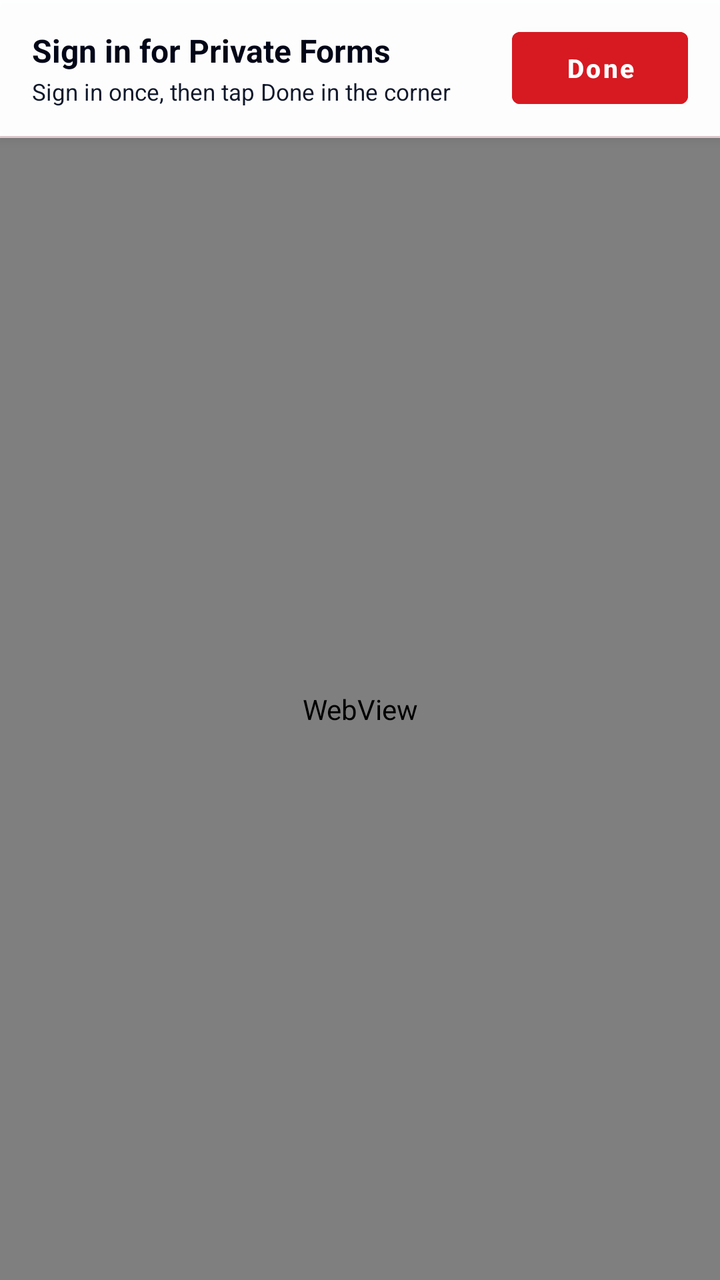
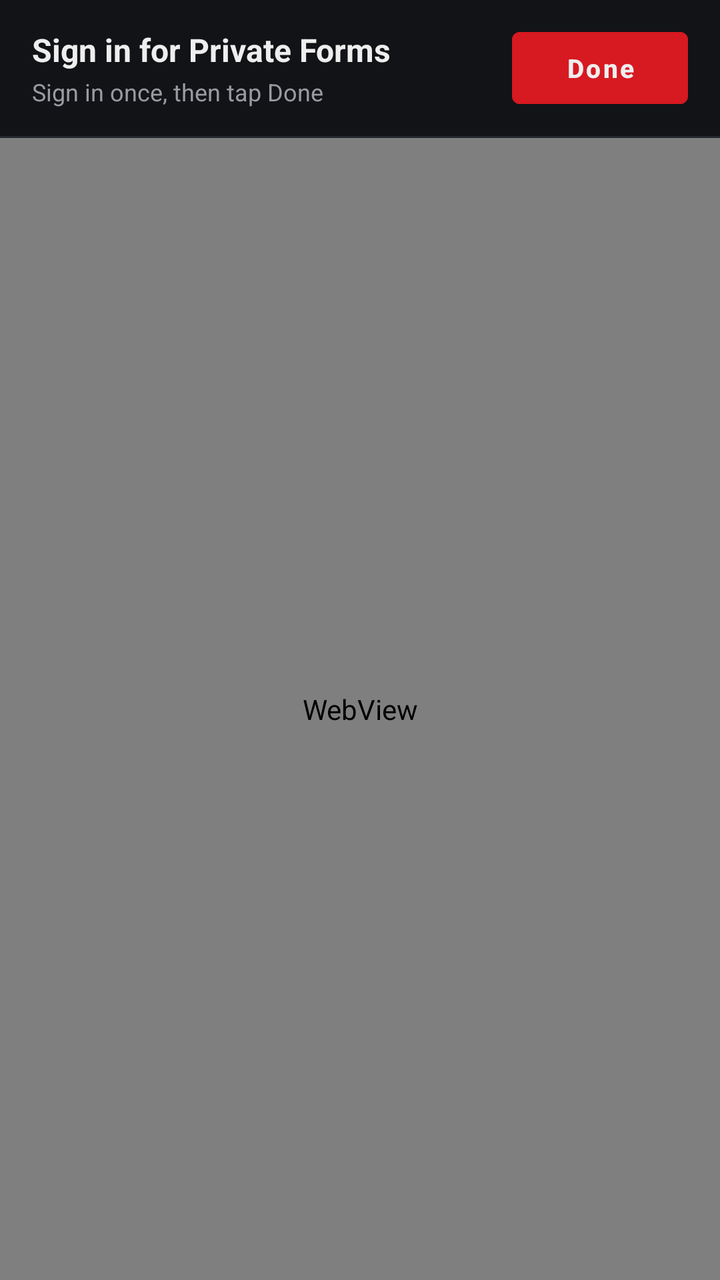

Two renders of the same Android screen: before a commit and after it. Below are the layout's source before the change and the commit's diff.
<!-- AndroidManifest.xml: activity theme Theme.OmniSolveOverlay -->
<!-- res/layout/activity_login.xml -->
<?xml version="1.0" encoding="utf-8"?>
<androidx.constraintlayout.widget.ConstraintLayout xmlns:android="http://schemas.android.com/apk/res/android"
    xmlns:app="http://schemas.android.com/apk/res-auto"
    android:layout_width="match_parent"
    android:layout_height="match_parent"
    android:fitsSystemWindows="true"
    android:background="#F4F8FD">

    
    <androidx.constraintlayout.widget.ConstraintLayout
        android:id="@+id/login_header_surface"
        android:layout_width="0dp"
        android:layout_height="wrap_content"
        android:minHeight="60dp"
        android:background="#F5FFFFFF"
        android:elevation="4dp"
        android:paddingStart="16dp"
        android:paddingEnd="16dp"
        android:paddingTop="10dp"
        android:paddingBottom="10dp"
        app:layout_constraintStart_toStartOf="parent"
        app:layout_constraintEnd_toEndOf="parent"
        app:layout_constraintTop_toTopOf="parent"
        app:layout_constraintWidth_max="600dp">

            <TextView
                android:id="@+id/tv_login_header_title"
                android:layout_width="0dp"
                android:layout_height="wrap_content"
                android:layout_marginEnd="12dp"
                android:gravity="center_vertical|start"
                android:text="@string/login_header_title"
                android:textColor="#020617"
                android:textSize="16sp"
                android:textStyle="bold"
                android:maxLines="1"
                android:ellipsize="end"
                app:layout_constraintStart_toStartOf="parent"
                app:layout_constraintEnd_toStartOf="@id/btn_login_done"
                app:layout_constraintTop_toTopOf="parent"
                app:layout_constraintBottom_toTopOf="@id/tv_login_header_subtitle"
                app:layout_constraintVertical_chainStyle="packed" />

            <TextView
                android:id="@+id/tv_login_header_subtitle"
                android:layout_width="0dp"
                android:layout_height="wrap_content"
                android:layout_marginEnd="12dp"
                android:layout_marginTop="2dp"
                android:gravity="center_vertical|start"
                android:text="Sign in once, then tap Done in the corner"
                android:textColor="#0F172A"
                android:textSize="11.5sp"
                android:maxLines="2"
                android:ellipsize="end"
                app:layout_constraintStart_toStartOf="parent"
                app:layout_constraintEnd_toStartOf="@id/btn_login_done"
                app:layout_constraintTop_toBottomOf="@id/tv_login_header_title"
                app:layout_constraintBottom_toBottomOf="parent" />

            <Button
                android:id="@+id/btn_login_done"
                android:layout_width="wrap_content"
                android:layout_height="wrap_content"
                android:minWidth="88dp"
                android:minHeight="48dp"
                android:paddingStart="16dp"
                android:paddingEnd="16dp"
                android:paddingTop="8dp"
                android:paddingBottom="8dp"
                android:gravity="center"
                android:maxLines="1"
                android:ellipsize="end"
                android:backgroundTint="#D71921"
                android:text="@string/login_done_button"
                android:textAllCaps="false"
                android:textColor="#FFFFFF"
                android:textSize="13sp"
                android:textStyle="bold"
                app:layout_constraintEnd_toEndOf="parent"
                app:layout_constraintTop_toTopOf="parent"
                app:layout_constraintBottom_toBottomOf="parent" />

        </androidx.constraintlayout.widget.ConstraintLayout>

    <View
        android:id="@+id/login_header_divider"
        android:layout_width="0dp"
        android:layout_height="1dp"
        android:background="#22D71921"
        app:layout_constraintStart_toStartOf="parent"
        app:layout_constraintEnd_toEndOf="parent"
        app:layout_constraintTop_toBottomOf="@id/login_header_surface" />

    <ProgressBar
        android:id="@+id/login_progress_bar"
        style="?android:attr/progressBarStyleHorizontal"
        android:layout_width="0dp"
        android:layout_height="3dp"
        android:indeterminate="false"
        android:max="100"
        android:progressTint="#D71921"
        android:progressBackgroundTint="#E2E8F0"
        android:visibility="gone"
        app:layout_constraintStart_toStartOf="parent"
        app:layout_constraintEnd_toEndOf="parent"
        app:layout_constraintTop_toBottomOf="@id/login_header_divider" />

    
    <WebView
        android:id="@+id/login_webview"
        android:layout_width="0dp"
        android:layout_height="0dp"
        app:layout_constraintStart_toStartOf="parent"
        app:layout_constraintEnd_toEndOf="parent"
        app:layout_constraintTop_toBottomOf="@id/login_progress_bar"
        app:layout_constraintBottom_toBottomOf="parent" />

</androidx.constraintlayout.widget.ConstraintLayout>
<!-- resources referenced by this layout -->
<resources>
  <string name="login_done_button">Done</string>
  <string name="login_header_title">Sign in for Private Forms</string>
  <style name="Theme.OmniSolveOverlay" parent="Theme.MaterialComponents.Light.NoActionBar">
          <item name="colorPrimary">#D71921</item>
          <item name="colorPrimaryDark">#0A0A0C</item>
          <item name="colorSecondary">#D71921</item>
          <item name="colorAccent">#D71921</item>
          <item name="android:statusBarColor">@android:color/transparent</item>
          <item name="android:navigationBarColor">@android:color/transparent</item>
          <item name="android:windowBackground">@color/light_bg_canvas</item>
          <item name="android:windowDrawsSystemBarBackgrounds">true</item>
          <item name="android:windowLightStatusBar">true</item>
          <item name="android:windowLightNavigationBar">true</item>
          <item name="android:forceDarkAllowed">false</item>
      </style>
  <color name="light_bg_canvas">#F0F4FA</color>
</resources>

<!-- the commit's change to res/layout/activity_login.xml (unified diff, before → after) -->
@@ -4,7 +4,7 @@
     android:layout_width="match_parent"
     android:layout_height="match_parent"
     android:fitsSystemWindows="true"
-    android:background="#F4F8FD">
+    android:background="#0A0A0C">
 
     
     <androidx.constraintlayout.widget.ConstraintLayout
@@ -12,8 +12,7 @@
         android:layout_width="0dp"
         android:layout_height="wrap_content"
         android:minHeight="60dp"
-        android:background="#F5FFFFFF"
-        android:elevation="4dp"
+        android:background="#121316"
         android:paddingStart="16dp"
         android:paddingEnd="16dp"
         android:paddingTop="10dp"
@@ -23,71 +22,71 @@
         app:layout_constraintTop_toTopOf="parent"
         app:layout_constraintWidth_max="600dp">
 
-            <TextView
-                android:id="@+id/tv_login_header_title"
-                android:layout_width="0dp"
-                android:layout_height="wrap_content"
-                android:layout_marginEnd="12dp"
-                android:gravity="center_vertical|start"
-                android:text="@string/login_header_title"
-                android:textColor="#020617"
-                android:textSize="16sp"
-                android:textStyle="bold"
-                android:maxLines="1"
-                android:ellipsize="end"
-                app:layout_constraintStart_toStartOf="parent"
-                app:layout_constraintEnd_toStartOf="@id/btn_login_done"
-                app:layout_constraintTop_toTopOf="parent"
-                app:layout_constraintBottom_toTopOf="@id/tv_login_header_subtitle"
-                app:layout_constraintVertical_chainStyle="packed" />
+        <TextView
+            android:id="@+id/tv_login_header_title"
+            android:layout_width="0dp"
+            android:layout_height="wrap_content"
+            android:layout_marginEnd="12dp"
+            android:gravity="center_vertical|start"
+            android:text="@string/login_header_title"
+            android:textColor="#EEEEEE"
+            android:textSize="16sp"
+            android:textStyle="bold"
+            android:maxLines="1"
+            android:ellipsize="end"
+            app:layout_constraintStart_toStartOf="parent"
+            app:layout_constraintEnd_toStartOf="@id/btn_login_done"
+            app:layout_constraintTop_toTopOf="parent"
+            app:layout_constraintBottom_toTopOf="@id/tv_login_header_subtitle"
+            app:layout_constraintVertical_chainStyle="packed" />
 
-            <TextView
-                android:id="@+id/tv_login_header_subtitle"
-                android:layout_width="0dp"
-                android:layout_height="wrap_content"
-                android:layout_marginEnd="12dp"
-                android:layout_marginTop="2dp"
-                android:gravity="center_vertical|start"
-                android:text="Sign in once, then tap Done in the corner"
-                android:textColor="#0F172A"
-                android:textSize="11.5sp"
-                android:maxLines="2"
-                android:ellipsize="end"
-                app:layout_constraintStart_toStartOf="parent"
-                app:layout_constraintEnd_toStartOf="@id/btn_login_done"
-                app:layout_constraintTop_toBottomOf="@id/tv_login_header_title"
-                app:layout_constraintBottom_toBottomOf="parent" />
+        <TextView
+            android:id="@+id/tv_login_header_subtitle"
+            android:layout_width="0dp"
+            android:layout_height="wrap_content"
+            android:layout_marginEnd="12dp"
+            android:layout_marginTop="2dp"
+            android:gravity="center_vertical|start"
+            android:text="Sign in once, then tap Done"
+            android:textColor="#9A9AA2"
+            android:textSize="12sp"
+            android:maxLines="2"
+            android:ellipsize="end"
+            app:layout_constraintStart_toStartOf="parent"
+            app:layout_constraintEnd_toStartOf="@id/btn_login_done"
+            app:layout_constraintTop_toBottomOf="@id/tv_login_header_title"
+            app:layout_constraintBottom_toBottomOf="parent" />
 
-            <Button
-                android:id="@+id/btn_login_done"
-                android:layout_width="wrap_content"
-                android:layout_height="wrap_content"
-                android:minWidth="88dp"
-                android:minHeight="48dp"
-                android:paddingStart="16dp"
-                android:paddingEnd="16dp"
-                android:paddingTop="8dp"
-                android:paddingBottom="8dp"
-                android:gravity="center"
-                android:maxLines="1"
-                android:ellipsize="end"
-                android:backgroundTint="#D71921"
-                android:text="@string/login_done_button"
-                android:textAllCaps="false"
-                android:textColor="#FFFFFF"
-                android:textSize="13sp"
-                android:textStyle="bold"
-                app:layout_constraintEnd_toEndOf="parent"
-                app:layout_constraintTop_toTopOf="parent"
-                app:layout_constraintBottom_toBottomOf="parent" />
+        <Button
+            android:id="@+id/btn_login_done"
+            android:layout_width="wrap_content"
+            android:layout_height="wrap_content"
+            android:minWidth="88dp"
+            android:minHeight="48dp"
+            android:paddingStart="16dp"
+            android:paddingEnd="16dp"
+            android:paddingTop="8dp"
+            android:paddingBottom="8dp"
+            android:gravity="center"
+            android:maxLines="1"
+            android:ellipsize="end"
+            android:backgroundTint="#D71921"
+            android:text="@string/login_done_button"
+            android:textAllCaps="false"
+            android:textColor="#EEEEEE"
+            android:textSize="13sp"
+            android:textStyle="bold"
+            app:layout_constraintEnd_toEndOf="parent"
+            app:layout_constraintTop_toTopOf="parent"
+            app:layout_constraintBottom_toBottomOf="parent" />
 
-        </androidx.constraintlayout.widget.ConstraintLayout>
+    </androidx.constraintlayout.widget.ConstraintLayout>
 
     <View
         android:id="@+id/login_header_divider"
         android:layout_width="0dp"
         android:layout_height="1dp"
-        android:background="#22D71921"
+        android:background="#262830"
         app:layout_constraintStart_toStartOf="parent"
         app:layout_constraintEnd_toEndOf="parent"
         app:layout_constraintTop_toBottomOf="@id/login_header_surface" />
@@ -100,17 +99,17 @@
         android:indeterminate="false"
         android:max="100"
         android:progressTint="#D71921"
-        android:progressBackgroundTint="#E2E8F0"
+        android:progressBackgroundTint="#1E2026"
         android:visibility="gone"
         app:layout_constraintStart_toStartOf="parent"
         app:layout_constraintEnd_toEndOf="parent"
         app:layout_constraintTop_toBottomOf="@id/login_header_divider" />
 
-    
     <WebView
         android:id="@+id/login_webview"
         android:layout_width="0dp"
         android:layout_height="0dp"
+        android:background="#0A0A0C"
         app:layout_constraintStart_toStartOf="parent"
         app:layout_constraintEnd_toEndOf="parent"
         app:layout_constraintTop_toBottomOf="@id/login_progress_bar"
